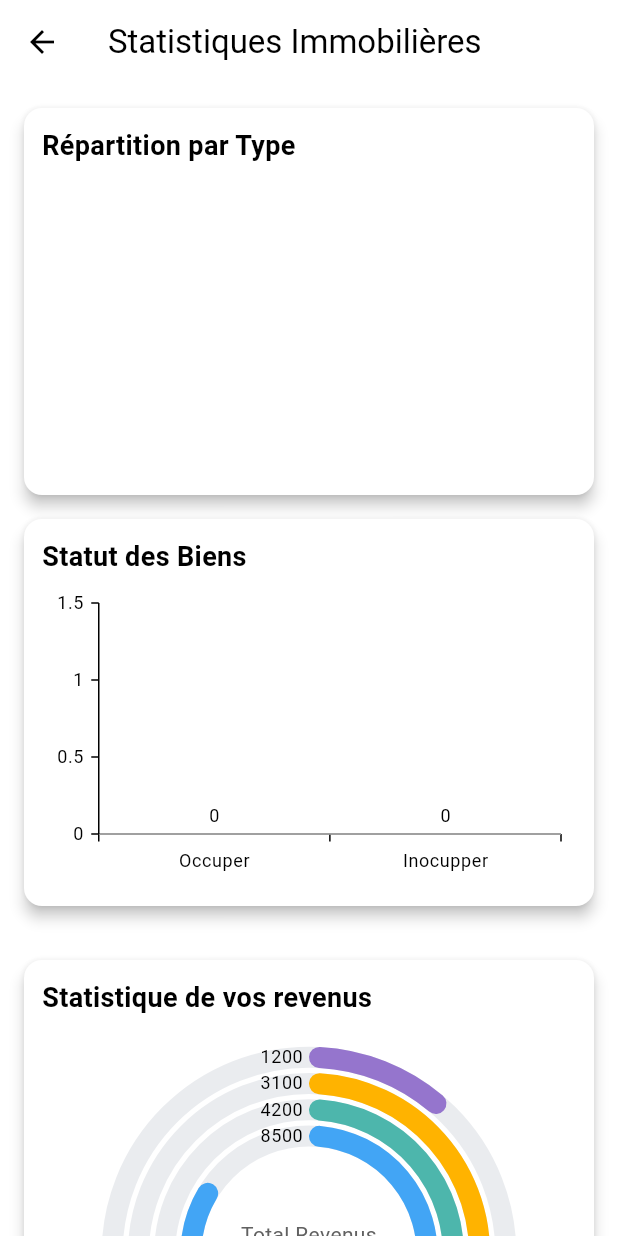
After one commit to Honorine684/flutterDay05, a Flutter app: the StatistiquePage screen opened directly, on a phone screen of 412 x 824 dp. The commit adds this screen. Run offline on Flutter 3.47's test engine with Material 3 defaults, Android fonts, the phone set to English and light mode, and no system bars; our stand-ins replace buttons_tabbar, cloud_firestore, firebase_auth, firebase_core, firebase_messaging, flutter_image_compress and 10 more; missing offline and left inert: flutter_map_marker_cluster, video_compress; accounts and stored records are empty; network calls fail.

Commit message:
Interface ui/ux des statistiques , recuperation des infos pour la statistique depuis la bdd , interface ui/ux de vue des logements qu'on vous a confier et recuperation de ces derniers

```diff
--- a/houeto/lib/Pages/FiltreDemandeLocation.dart
+++ b/houeto/lib/Pages/FiltreDemandeLocation.dart
@@ -346,7 +346,7 @@ class DemandesLocationFiltreState extends State<DemandesLocationFiltre>
   }
 
   Widget _buildLocationCard(Map<String, dynamic> demande, bool isCurrent) {
-    return Container(
+    return SizedBox(
       width: MediaQuery.of(context).size.width * 0.85,
       height: 280,
       child: Card(
--- /dev/null
+++ b/houeto/lib/Pages/PageStatistique.dart
@@ -0,0 +1,336 @@
+import 'package:cloud_firestore/cloud_firestore.dart';
+import 'package:firebase_auth/firebase_auth.dart';
+import 'package:flutter/material.dart';
+import 'package:houeto/JsonModels/Logement.dart';
+import 'package:intl/intl.dart';
+import 'package:syncfusion_flutter_charts/charts.dart';
+
+class StatistiquePage extends StatefulWidget {
+  const StatistiquePage({super.key});
+
+  @override
+  State<StatistiquePage> createState() => _StatistiquePageState();
+}
+
+class _StatistiquePageState extends State<StatistiquePage> {
+  late Future<List<Logement>> _logementsFuture;
+
+  @override
+  void initState() {
+    super.initState();
+    _logementsFuture = _fetchLogements();
+  }
+
+    Future<List<Logement>> _fetchLogements() async {
+  // Récupérer l'UID de l'utilisateur connecté
+  final userId = FirebaseAuth.instance.currentUser?.uid;
+
+  // Si aucun utilisateur connecté, retourner liste vide
+  if (userId == null || userId.isEmpty) return [];
+
+  try {
+    // Récupérer les logements de l'utilisateur
+    final QuerySnapshot snapshot = await FirebaseFirestore.instance
+        .collection('logement')
+        .where('proprietaireId', isEqualTo: userId)
+        .get();
+
+    // Convertir les documents en objets Logement
+    return snapshot.docs.map((doc) => Logement.fromFirestore(doc)).toList();
+
+  } catch (e) {
+    print('Erreur lors de la récupération des logements: $e');
+    return [];
+  }
+}
+
+  Map<String, int> _groupByType(List<Logement> logements) {
+    Map<String, int> result = {};
+    for (var logement in logements) {
+      result.update(
+        logement.typeProperty,
+        (value) => value + 1,
+        ifAbsent: () => 1,
+      );
+    }
+    return result;
+  }
+
+  Map<String, int> _groupByStatut(List<Logement> logements) {
+    Map<String, int> result = {'Occuper': 0, 'Inocupper': 0};
+    for (var logement in logements) {
+      if (logement.statut.toLowerCase().contains('occuper')) {
+        result['Occuper'] = result['Occuper']! + 1;
+      } else {
+        result['Inocupper'] = result['Inocupper']! + 1;
+      }
+    }
+    return result;
+  }
+
+  @override
+  Widget build(BuildContext context) {
+    return Scaffold(
+      appBar: AppBar(title: Text("Statistiques Immobilières")),
+      body: FutureBuilder<List<Logement>>(
+        future: _logementsFuture,
+        builder: (context, snapshot) {
+          if (snapshot.connectionState == ConnectionState.waiting) {
+            return Center(child: CircularProgressIndicator());
+          }
+          if (snapshot.hasError) {
+            return Center(child: Text('Erreur: ${snapshot.error}'));
+          }
+
+          final logements = snapshot.data!;
+          final biensParType = _groupByType(logements);
+          final statuts = _groupByStatut(logements);
+
+          return SingleChildScrollView(
+            padding: EdgeInsets.all(16),
+            child: Column(
+              children: [
+                _buildCard("Répartition par Type", _buildPieChart(biensParType)),
+                _buildCard("Statut des Biens", _buildBarChart(statuts)),
+                SizedBox(height: 20,),
+                Card(
+                    elevation: 4,
+                    margin: EdgeInsets.only(bottom: 16),
+                    child: Padding(
+                      padding: EdgeInsets.all(12),
+                      child: Column(
+                      crossAxisAlignment: CrossAxisAlignment.start,
+                      children: [
+                        Text("Statistique de vos revenus",style: TextStyle(fontSize: 18, fontWeight: FontWeight.bold),),
+                        SizedBox(height: 8,width: 8,),
+                        buildRevenusRadialChart()
+                      ],
+                    ),
+                      )
+                  ),
+                _buildTopBiensCard(),
+              ],
+            ),
+          );
+        },
+      ),
+    );
+  }
+
+  Widget _buildCard(String title, Widget chart) {
+    return Card(
+      elevation: 4,
+      margin: EdgeInsets.only(bottom: 16),
+      child: Padding(
+        padding: EdgeInsets.all(12),
+        child: Column(
+          crossAxisAlignment: CrossAxisAlignment.start,
+          children: [
+            Text(title, style: TextStyle(fontSize: 18, fontWeight: FontWeight.bold)),
+            SizedBox(height: 8),
+            SizedBox(height: 200, child: chart),
+          ],
+        ),
+      ),
+    );
+  }
+
+  Widget _buildPieChart(Map<String, int> data) {
+    return SfCircularChart(
+      legend: Legend(
+        isVisible: true,
+        position: LegendPosition.bottom,
+        overflowMode: LegendItemOverflowMode.wrap
+      ),
+      series: <CircularSeries>[
+        PieSeries<MapEntry<String, int>, String>(
+          dataSource: data.entries.toList(),
+          xValueMapper: (entry, _) => entry.key,
+          yValueMapper: (entry, _) => entry.value,
+          dataLabelSettings: DataLabelSettings(
+            isVisible: true,
+            labelPosition: ChartDataLabelPosition.outside,
+          ),
+          explode: true,
+          explodeIndex: 0,
+        ),
+      ],
+    );
+  }
+
+  Widget _buildBarChart(Map<String, int> data) {
+    return SfCartesianChart(
+      primaryXAxis: CategoryAxis(),
+      primaryYAxis: NumericAxis(minimum: 0),
+      series: <CartesianSeries>[
+        ColumnSeries<MapEntry<String, int>, String>(
+          dataSource: data.entries.toList(),
+          xValueMapper: (entry, _) => entry.key,
+          yValueMapper: (entry, _) => entry.value,
+          color: Colors.blue,
+          dataLabelSettings: DataLabelSettings(isVisible: true),
+        ),
+      ],
+    );
+  }
+Future<List<Map<String, dynamic>>> getTopBiens() async {
+  final currentUser = FirebaseAuth.instance.currentUser;
+  if (currentUser == null) return [];
+
+  try {
+    // 1. Récupérer les logements de l'utilisateur
+    final userLogements = await FirebaseFirestore.instance
+        .collection('logement')
+        .where('proprietaireId', isEqualTo: currentUser.uid)
+        .get();
+
+    if (userLogements.docs.isEmpty) return [];
+
+    // 2. Créer une map {id: nom} des logements
+    final logementsMap = {
+      for (var doc in userLogements.docs)
+        doc.id: doc.get('titre') ?? 'Nom inconnu'
+    };
+
+    // 3. Récupérer les visites non annulées
+    final visitesSnapshot = await FirebaseFirestore.instance
+        .collection('visite')
+        .where('statut', isNotEqualTo: 'Annuler')
+        .get();
+
+    // 4. Compter les visites par logement
+    final compteur = <String, int>{};
+    for (final doc in visitesSnapshot.docs) {
+      final logementId = doc['logementId'] as String;
+      if (logementsMap.containsKey(logementId)) {
+        compteur.update(logementId, (count) => count + 1, ifAbsent: () => 1);
+      }
+    }
+
+    // 5. CORRECTION ICI : Séparer le tri et le take(3)
+    // D'abord convertir en liste
+    final entriesList = compteur.entries.toList();
+
+    // Puis trier (cette opération modifie la liste existante)
+    entriesList.sort((a, b) => b.value.compareTo(a.value));
+
+    // Enfin prendre les 3 premiers
+    final top3 = entriesList.take(3).toList();
+
+    // 6. Formater le résultat
+    return top3.map((entry) {
+      return {
+        'logementId': entry.key,
+        'logementNom': logementsMap[entry.key] ?? 'Nom inconnu',
+        'visites': entry.value,
+      };
+    }).toList();
+
+  } catch (e) {
+    print('Erreur lors de la récupération des top biens: $e');
+    return [];
+  }
+
+}
+ Widget _buildTopBiensCard() {
+  return FutureBuilder<List<Map<String, dynamic>>>(
+    future: getTopBiens(),
+    builder: (context, snapshot) {
+      if (snapshot.connectionState == ConnectionState.waiting) {
+        return Center(child: CircularProgressIndicator());
+      }
+
+      if (snapshot.hasError || !snapshot.hasData || snapshot.data!.isEmpty) {
+        return Card(
+          child: Padding(
+            padding: EdgeInsets.all(12),
+            child: Text("Aucune donnée de visite disponible"),
+          ),
+        );
+      }
+
+      final topBiens = snapshot.data!;
+
+      return Card(
+        elevation: 4,
+        child: Padding(
+          padding: EdgeInsets.all(12),
+          child: Column(
+            crossAxisAlignment: CrossAxisAlignment.start,
+            children: [
+              Text("Top 3 des Biens",
+                  style: TextStyle(fontSize: 18, fontWeight: FontWeight.bold)),
+              SizedBox(height: 8),
+              ...topBiens.map((bien) => ListTile(
+                title: Text(bien['logementNom']),
+                subtitle: Text("${bien['visites']} visites"),
+                onTap: () {
+                },
+              )),
+            ],
+          ),
+        ),
+      );
+    },
+  );
+}
+Widget buildRevenusRadialChart() {
+  final revenusData = [
+    {'type': 'Mensuel', 'montant': 8500, 'color': Colors.blue[400]!},
+    {'type': 'Journalier', 'montant': 4200, 'color': Colors.teal[300]!},
+    {'type': 'Mixte', 'montant': 3100, 'color': Colors.amber[600]!},
+    {'type': 'Services', 'montant': 1200, 'color': Colors.deepPurple[300]!},
+  ];
+
+  return SfCircularChart(
+    palette: [Colors.blue[400]!, Colors.teal[300]!, Colors.amber[600]!, Colors.deepPurple[300]!],
+    series: <CircularSeries>[
+      RadialBarSeries<Map<String, dynamic>, String>(
+        dataSource: revenusData,
+        xValueMapper: (data, _) => data['type'],
+        yValueMapper: (data, _) => data['montant'],
+        cornerStyle: CornerStyle.bothCurve,
+        maximumValue: 10000,
+        radius: '100%',
+        gap: '5%',
+        dataLabelSettings: DataLabelSettings(
+          isVisible: true,
+          useSeriesColor: true,
+          labelPosition: ChartDataLabelPosition.outside,
+        ),
+      ),
+    ],
+    annotations: <CircularChartAnnotation>[
+      CircularChartAnnotation(
+       widget: Text.rich(
+  TextSpan(
+    children: [
+      TextSpan(
+        text: 'Total Revenus\n',
+        style: TextStyle(
+          fontSize: 14,
+          fontWeight: FontWeight.normal,
+          color: Colors.grey[700],
+        ),
+      ),
+      TextSpan(
+        text: '${NumberFormat.currency(
+          locale: 'fr_FR',
+          symbol: '',
+          decimalDigits: 0,
+        ).format(revenusData.fold(0, (sum, item) => sum))} FCFA',
+        style: TextStyle(
+          fontSize: 18,
+          fontWeight: FontWeight.bold,
+          color: Colors.blue[800],
+        ),
+      ),
+    ],
+  ),
+  textAlign: TextAlign.center,
+),
+      ),
+    ],
+  );
+}
+}
--- a/houeto/pubspec.yaml
+++ b/houeto/pubspec.yaml
@@ -59,6 +59,8 @@ dependencies:
   pdf: ^3.11.3
   printing: ^5.14.2
   open_file: ^3.5.10
+  syncfusion_flutter_charts: ^29.1.35
+  cached_network_image: ^3.4.1
 
 dev_dependencies:
   flutter_test:
```
Also changed, not shown: houeto/lib/JsonModels/Logement.dart (+40 -0 lines), houeto/lib/Pages/DashboardProprio.dart (+66 -12 lines), houeto/lib/Pages/PageBienConfierAVous.dart (added, +246 -0 lines), houeto/pubspec.lock, 1 other file.
